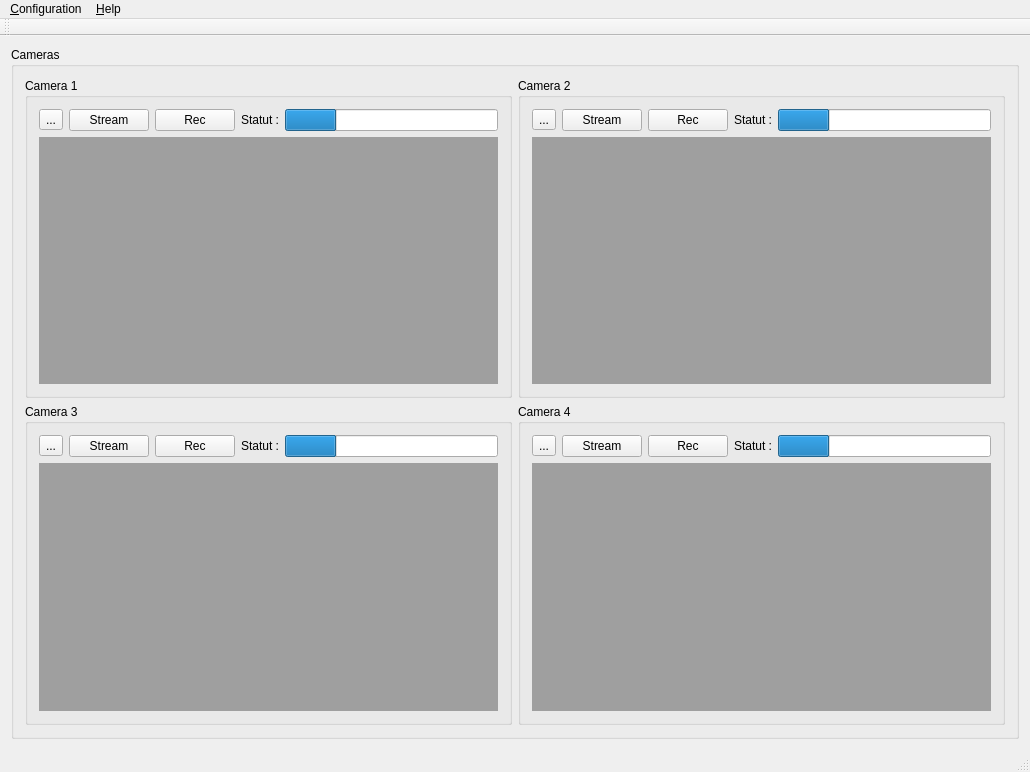
This is mainwindow.ui in phycelot/camera-monitor as Qt 5 draws it before an edit. The edited form follows.
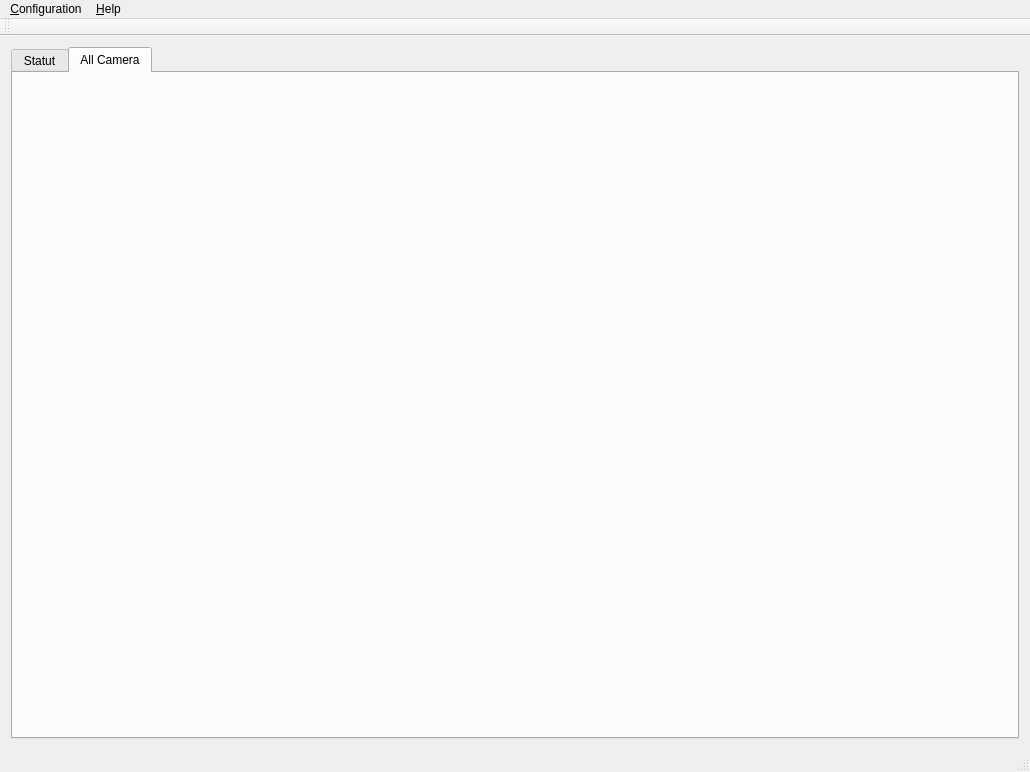
This is the edited form.

Commit message: add class ihm

```diff
--- a/mainwindow.ui
+++ b/mainwindow.ui
@@ -16,224 +16,26 @@
   <widget class="QWidget" name="centralWidget">
    <layout class="QGridLayout" name="gridLayout_2">
     <item row="0" column="0">
-     <widget class="QGroupBox" name="camerasGroup">
-      <property name="title">
-       <string>Cameras</string>
+     <widget class="QTabWidget" name="tables">
+      <property name="currentIndex">
+       <number>1</number>
       </property>
-      <layout class="QGridLayout" name="gridLayout">
-       <item row="0" column="0">
-        <widget class="QGroupBox" name="cameraGroup">
-         <property name="title">
-          <string>Camera 1</string>
-         </property>
-         <layout class="QGridLayout" name="gridLayout_3">
-          <item row="1" column="5">
-           <widget class="QProgressBar" name="statutProgress">
-            <property name="value">
-             <number>24</number>
-            </property>
-            <property name="textVisible">
-             <bool>false</bool>
-            </property>
-            <property name="invertedAppearance">
-             <bool>false</bool>
-            </property>
-           </widget>
-          </item>
-          <item row="1" column="1">
-           <widget class="QToolButton" name="toolButton">
-            <property name="text">
-             <string>...</string>
-            </property>
-           </widget>
-          </item>
-          <item row="2" column="1" colspan="5">
-           <widget class="QMdiArea" name="mdiArea"/>
-          </item>
-          <item row="1" column="2">
-           <widget class="QPushButton" name="streamButton">
-            <property name="text">
-             <string>Stream</string>
-            </property>
-           </widget>
-          </item>
-          <item row="1" column="3">
-           <widget class="QPushButton" name="recButton">
-            <property name="text">
-             <string>Rec</string>
-            </property>
-           </widget>
-          </item>
-          <item row="1" column="4">
-           <widget class="QLabel" name="statutLabel">
-            <property name="text">
-             <string>Statut :</string>
-            </property>
-           </widget>
-          </item>
-         </layout>
-        </widget>
-       </item>
-       <item row="0" column="1">
-        <widget class="QGroupBox" name="cameraGroup_2">
-         <property name="title">
-          <string>Camera 2</string>
-         </property>
-         <layout class="QGridLayout" name="gridLayout_4">
-          <item row="1" column="5">
-           <widget class="QProgressBar" name="statutProgress_2">
-            <property name="value">
-             <number>24</number>
-            </property>
-            <property name="textVisible">
-             <bool>false</bool>
-            </property>
-            <property name="invertedAppearance">
-             <bool>false</bool>
-            </property>
-           </widget>
-          </item>
-          <item row="1" column="1">
-           <widget class="QToolButton" name="toolButton_2">
-            <property name="text">
-             <string>...</string>
-            </property>
-           </widget>
-          </item>
-          <item row="2" column="1" colspan="5">
-           <widget class="QMdiArea" name="mdiArea_2"/>
-          </item>
-          <item row="1" column="2">
-           <widget class="QPushButton" name="streamButton_2">
-            <property name="text">
-             <string>Stream</string>
-            </property>
-           </widget>
-          </item>
-          <item row="1" column="3">
-           <widget class="QPushButton" name="recButton_2">
-            <property name="text">
-             <string>Rec</string>
-            </property>
-           </widget>
-          </item>
-          <item row="1" column="4">
-           <widget class="QLabel" name="statutLabel_2">
-            <property name="text">
-             <string>Statut :</string>
-            </property>
-           </widget>
-          </item>
-         </layout>
-        </widget>
-       </item>
-       <item row="1" column="0">
-        <widget class="QGroupBox" name="cameraGroup_3">
-         <property name="title">
-          <string>Camera 3</string>
-         </property>
-         <layout class="QGridLayout" name="gridLayout_5">
-          <item row="1" column="5">
-           <widget class="QProgressBar" name="statutProgress_3">
-            <property name="value">
-             <number>24</number>
-            </property>
-            <property name="textVisible">
-             <bool>false</bool>
-            </property>
-            <property name="invertedAppearance">
-             <bool>false</bool>
-            </property>
-           </widget>
-          </item>
-          <item row="1" column="1">
-           <widget class="QToolButton" name="toolButton_3">
-            <property name="text">
-             <string>...</string>
-            </property>
-           </widget>
-          </item>
-          <item row="2" column="1" colspan="5">
-           <widget class="QMdiArea" name="mdiArea_3"/>
-          </item>
-          <item row="1" column="2">
-           <widget class="QPushButton" name="streamButton_3">
-            <property name="text">
-             <string>Stream</string>
-            </property>
-           </widget>
-          </item>
-          <item row="1" column="3">
-           <widget class="QPushButton" name="recButton_3">
-            <property name="text">
-             <string>Rec</string>
-            </property>
-           </widget>
-          </item>
-          <item row="1" column="4">
-           <widget class="QLabel" name="statutLabel_3">
-            <property name="text">
-             <string>Statut :</string>
-            </property>
-           </widget>
-          </item>
-         </layout>
-        </widget>
-       </item>
-       <item row="1" column="1">
-        <widget class="QGroupBox" name="cameraGroup_4">
-         <property name="title">
-          <string>Camera 4</string>
-         </property>
-         <layout class="QGridLayout" name="gridLayout_6">
-          <item row="1" column="5">
-           <widget class="QProgressBar" name="statutProgress_4">
-            <property name="value">
-             <number>24</number>
-            </property>
-            <property name="textVisible">
-             <bool>false</bool>
-            </property>
-            <property name="invertedAppearance">
-             <bool>false</bool>
-            </property>
-           </widget>
-          </item>
-          <item row="1" column="1">
-           <widget class="QToolButton" name="toolButton_4">
-            <property name="text">
-             <string>...</string>
-            </property>
-           </widget>
-          </item>
-          <item row="2" column="1" colspan="5">
-           <widget class="QMdiArea" name="mdiArea_4"/>
-          </item>
-          <item row="1" column="2">
-           <widget class="QPushButton" name="streamButton_4">
-            <property name="text">
-             <string>Stream</string>
-            </property>
-           </widget>
-          </item>
-          <item row="1" column="3">
-           <widget class="QPushButton" name="recButton_4">
-            <property name="text">
-             <string>Rec</string>
-            </property>
-           </widget>
-          </item>
-          <item row="1" column="4">
-           <widget class="QLabel" name="statutLabel_4">
-            <property name="text">
-             <string>Statut :</string>
-            </property>
-           </widget>
-          </item>
-         </layout>
-        </widget>
-       </item>
-      </layout>
+      <widget class="QWidget" name="statutGroup">
+       <attribute name="title">
+        <string>Statut</string>
+       </attribute>
+       <layout class="QGridLayout" name="gridLayout"/>
+      </widget>
+      <widget class="QWidget" name="cameraGroup">
+       <attribute name="title">
+        <string>All Camera</string>
+       </attribute>
+       <layout class="QHBoxLayout" name="horizontalLayout">
+        <item>
+         <layout class="QGridLayout" name="cameraGroupLayout"/>
+        </item>
+       </layout>
+      </widget>
      </widget>
     </item>
    </layout>
```
The commit also changes 5 other files.
